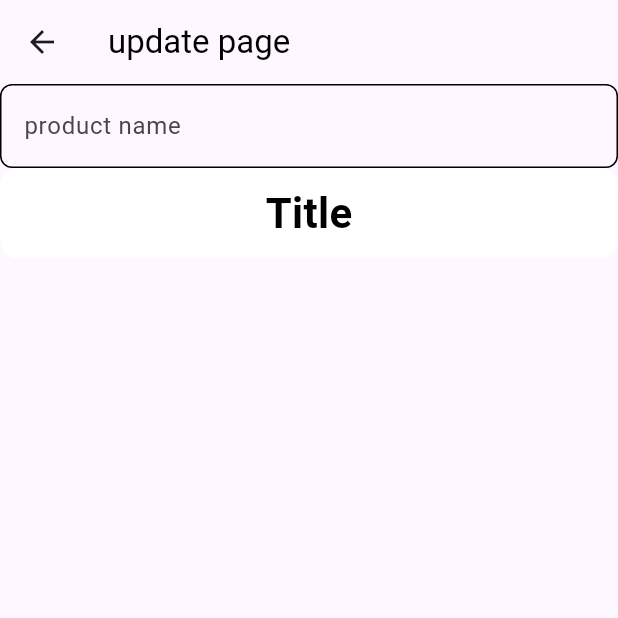
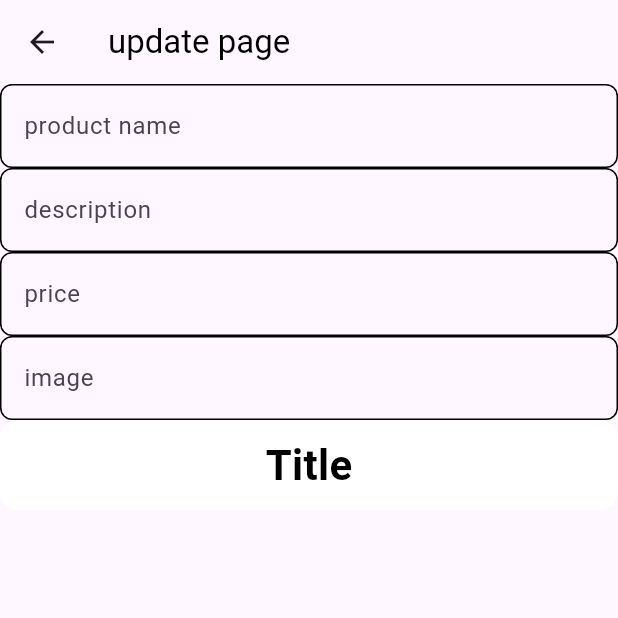
Before and after one commit to EbrahemHashem/store_app, a Flutter app: the UpdatePage screen opened by its route, on a phone screen of 412 x 824 dp, the top half of it. Run offline on Flutter 3.47's test engine with Material 3 defaults, Android fonts, the phone set to English and light mode, and no system bars; our stand-ins replace font_awesome_flutter; network calls fail.

Commit message:
update product page

```diff
--- a/lib/main.dart
+++ b/lib/main.dart
@@ -3,7 +3,6 @@ import 'package:flutter/material.dart';
 import 'package:store_app/pages/home_page.dart';
 import 'package:store_app/pages/update_produdt_page.dart';
 
-// test git
 void main() {
   runApp(const StoreApp());
 }
--- a/lib/pages/home_page.dart
+++ b/lib/pages/home_page.dart
@@ -40,8 +40,7 @@ class HomePage extends StatelessWidget {
                   return GridView.builder(
                       itemCount: products.length,
                       clipBehavior: Clip.none,
-                      gridDelegate:
-                          const SliverGridDelegateWithFixedCrossAxisCount(
+                      gridDelegate: const SliverGridDelegateWithFixedCrossAxisCount(
                         childAspectRatio: 0.8,
                         crossAxisCount: 2,
                         crossAxisSpacing: 10,
--- a/lib/pages/update_produdt_page.dart
+++ b/lib/pages/update_produdt_page.dart
@@ -23,6 +23,9 @@ class UpdatePage extends StatelessWidget {
           CustomFormTextField(
             hintText: 'product name',
           ),
+          CustomFormTextField(hintText: 'description'),
+          CustomFormTextField(hintText: 'price'),
+          CustomFormTextField(hintText: 'image'),
           CustomButton(Title: 'Title')
         ],
       ),
--- a/lib/services/category.dart
+++ b/lib/services/category.dart
@@ -1,4 +1,3 @@
-
 // ignore_for_file: missing_required_param
 
 import 'package:store_app/helper/api.dart';
@@ -6,8 +5,7 @@ import 'package:store_app/models/product_model.dart';
 
 class CategoryService {
   Future<List<ProductModel>> getCategory({required String categoryName}) async {
-    List<dynamic> data = await Api()
-        .get(url: 'https://fakestoreapi.com/products/category/$categoryName');
+    List<dynamic> data = await Api().get(url: 'https://fakestoreapi.com/products/category/$categoryName');
 
     List<ProductModel> productsList = [];
 
```
